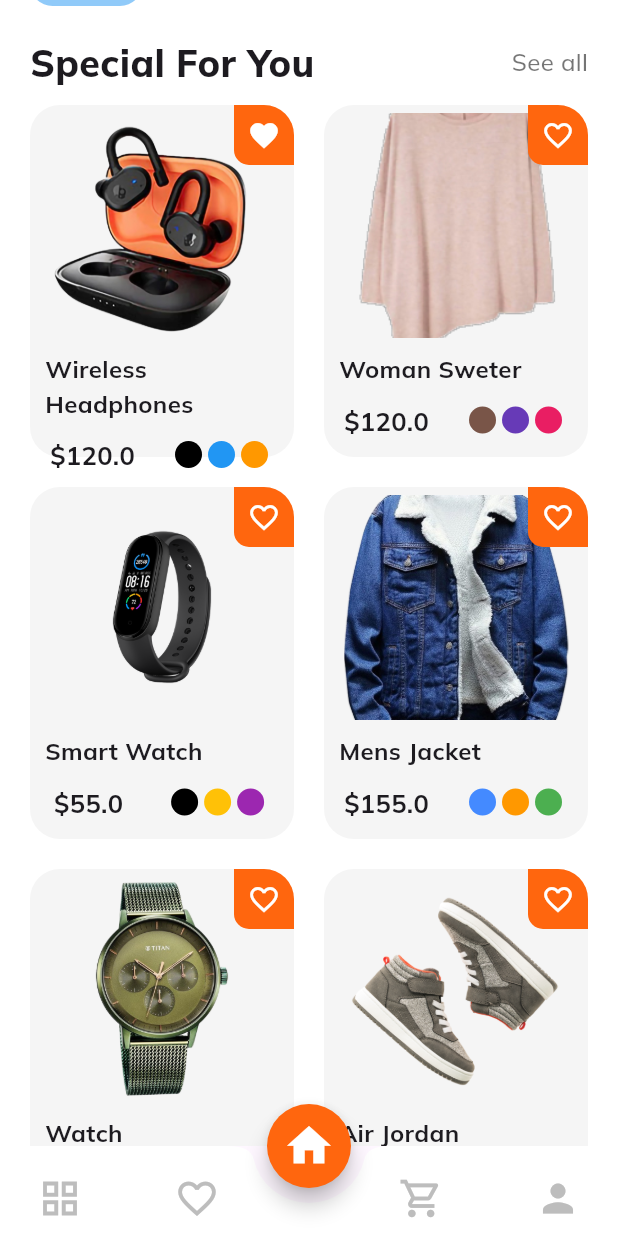
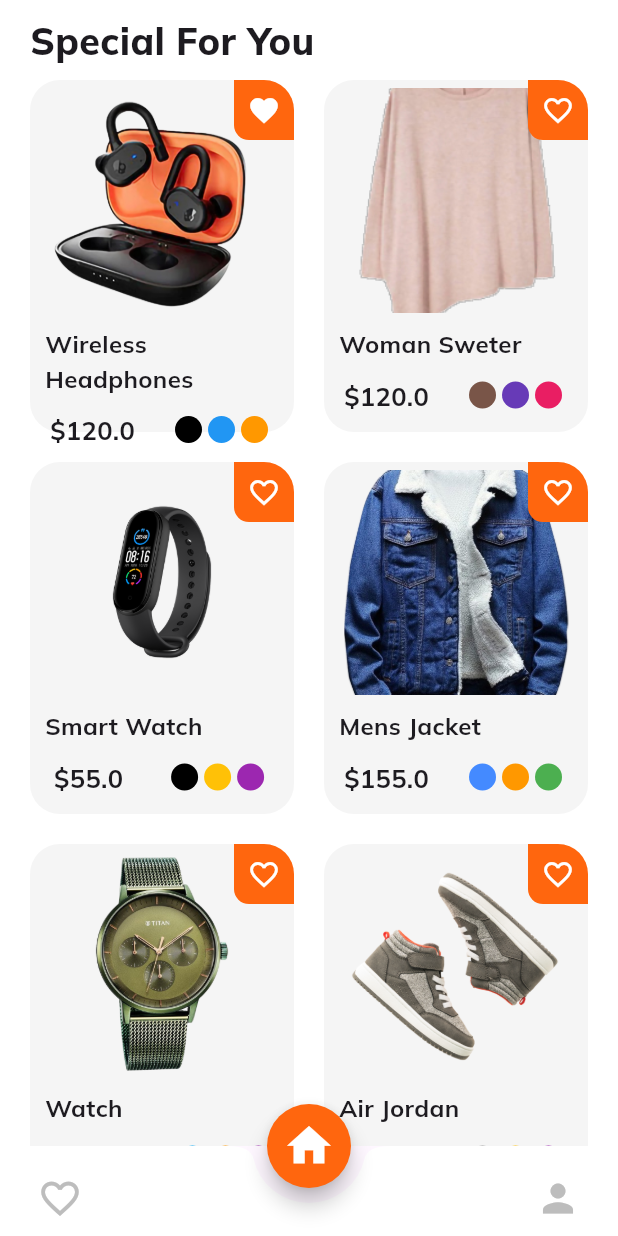
Before and after one commit to Ankitsaroj94/E-Commerce-App-flutter, a Flutter app: the screen it shows after launch, scrolled down 576 dp, after a tap on the "favorite outline" icon, on a phone screen of 412 x 824 dp. Run offline on Flutter 3.47's test engine with Material 3 defaults, Android fonts, the phone set to English and light mode, and no system bars; our stand-ins replace get, google_fonts, shared_preferences.

```diff
--- a/lib/models/category.dart
+++ b/lib/models/category.dart
@@ -18,10 +18,6 @@ final List<Category> categoriesList = [
     image: "images/shoes.png",
   ),
   Category(
-    title: "Beauty",
-    image: "images/beauty.png",
-  ),
-  Category(
     title: "Women's\nFashion",
     image: "images/image1.png",
   ),
@@ -33,4 +29,8 @@ final List<Category> categoriesList = [
     title: "Men's\nFashion",
     image: "images/men.png",
   ),
+  Category(
+    title: "Beauty",
+    image: "images/beauty.png",
+  ),
 ];
--- a/lib/screens/Favorite/favorite.dart
+++ b/lib/screens/Favorite/favorite.dart
@@ -10,7 +10,8 @@ class Favorite extends StatelessWidget {
   Widget build(BuildContext context) {
     final FavoriteController controller = Get.find<FavoriteController>();
 
-    return Scaffold(
+    return SafeArea(
+      child: Scaffold(
         backgroundColor: kcontentColor,
         appBar: AppBar(
           backgroundColor: kcontentColor,
@@ -110,6 +111,7 @@ class Favorite extends StatelessWidget {
             ],
           );
         }),
+      ),
     );
   }
 }
--- a/lib/screens/Home/Widget/image_slider.dart
+++ b/lib/screens/Home/Widget/image_slider.dart
@@ -1,13 +1,60 @@
+import 'dart:async';
 import 'package:flutter/material.dart';
 
-class ImageSlider extends StatelessWidget {
+class ImageSlider extends StatefulWidget {
   final Function(int) onChange;
   final int currentSlide;
+
   const ImageSlider({
     super.key,
     required this.currentSlide,
     required this.onChange,
   });
+
+  @override
+  _ImageSliderState createState() => _ImageSliderState();
+}
+
+class _ImageSliderState extends State<ImageSlider> {
+  final List<String> images = [
+    "images/slider.jpg",
+    "images/image1.png",
+    "images/slider3.png",
+    "images/slider.jpg",
+    "images/image1.png",
+  ];
+
+  late PageController _controller;
+  int currentIndex = 0;
+  Timer? _timer;
+
+  @override
+  void initState() {
+    super.initState();
+    _controller = PageController(initialPage: images.length * 100);
+    currentIndex = widget.currentSlide;
+    _startAutoSlide();
+  }
+
+  void _startAutoSlide() {
+    _timer = Timer.periodic(const Duration(seconds: 2), (timer) {
+      if (!mounted) return;
+      currentIndex++;
+      _controller.animateToPage(
+        currentIndex % images.length,
+        duration: const Duration(milliseconds: 300),
+        curve: Curves.easeInOut,
+      );
+      widget.onChange(currentIndex % images.length);
+    });
+  }
+
+  @override
+  void dispose() {
+    _timer?.cancel();
+    _controller.dispose();
+    super.dispose();
+  }
 
   @override
   Widget build(BuildContext context) {
@@ -18,25 +65,22 @@ class ImageSlider extends StatelessWidget {
           width: double.infinity,
           child: ClipRRect(
             borderRadius: BorderRadius.circular(15),
-            child: PageView(
-              scrollDirection: Axis.horizontal,
-              allowImplicitScrolling: true,
-              onPageChanged: onChange,
+            child: PageView.builder(
+              controller: _controller,
+              itemCount: null,
+              onPageChanged: (index) {
+                setState(() {
+                  currentIndex = index % images.length;
+                });
+                widget.onChange(currentIndex);
+              },
               physics: const ClampingScrollPhysics(),
-              children: [
-                Image.asset(
-                  "images/slider.jpg",
+              itemBuilder: (context, index) {
+                return Image.asset(
+                  images[index % images.length],
                   fit: BoxFit.cover,
-                ),
-                Image.asset(
-                  "images/image1.png",
-                  fit: BoxFit.cover,
-                ),
-                Image.asset(
-                  "images/slider3.png",
-                  fit: BoxFit.cover,
-                )
-              ],
+                );
+              },
             ),
           ),
         ),
@@ -47,20 +91,19 @@ class ImageSlider extends StatelessWidget {
             child: Row(
               mainAxisAlignment: MainAxisAlignment.center,
               children: List.generate(
-                5,
+                images.length,
                 (index) => AnimatedContainer(
-                  duration: const Duration(microseconds: 300),
-                  width: currentSlide == index ? 15 : 8,
+                  duration: const Duration(milliseconds: 300),
+                  width: currentIndex == index ? 15 : 8,
                   height: 8,
                   margin: const EdgeInsets.only(right: 3),
                   decoration: BoxDecoration(
-                      borderRadius: BorderRadius.circular(10),
-                      color: currentSlide == index
-                          ? Colors.black
-                          : Colors.transparent,
-                      border: Border.all(
-                        color: Colors.black,
-                      )),
+                    borderRadius: BorderRadius.circular(10),
+                    color: currentIndex == index
+                        ? Colors.black
+                        : Colors.transparent,
+                    border: Border.all(color: Colors.black),
+                  ),
                 ),
               ),
             ),
--- a/lib/screens/Home/home_screen.dart
+++ b/lib/screens/Home/home_screen.dart
@@ -2,6 +2,7 @@ import 'package:ecommerce_mobile_app/models/product_model.dart';
 import 'package:ecommerce_mobile_app/screens/Home/Widget/product_cart.dart';
 import 'package:ecommerce_mobile_app/screens/Home/Widget/search_bar.dart';
 import 'package:flutter/material.dart';
+import 'package:get/get.dart';
 
 import '../../models/category.dart';
 import 'Widget/home_app_bar.dart';
@@ -27,7 +28,8 @@ class _HomeScreenState extends State<HomeScreen> {
       jewelry,
       menFashion
     ];
-    return Scaffold(
+    return SafeArea(
+      child: Scaffold(
         backgroundColor: Colors.white,
         body: SingleChildScrollView(
           child: Padding(
@@ -42,6 +44,7 @@ class _HomeScreenState extends State<HomeScreen> {
                 // for search bar
                 const MySearchBAR(),
                 const SizedBox(height: 20),
+                // for images
                 ImageSlider(
                   currentSlide: currentSlider,
                   onChange: (value) {
@@ -53,6 +56,7 @@ class _HomeScreenState extends State<HomeScreen> {
                   },
                 ),
                 const SizedBox(height: 20),
+
                 // for category selection
                 categoryItems(),
 
@@ -68,23 +72,27 @@ class _HomeScreenState extends State<HomeScreen> {
                           fontWeight: FontWeight.w800,
                         ),
                       ),
-                    Text(
-                      "See all",
-                      style: TextStyle(
-                        fontWeight: FontWeight.w500,
-                        fontSize: 16,
-                        color: Colors.black54,
-                      ),
-                    ),
+                      // Text(
+                      //   "See all",
+                      //   style: TextStyle(
+                      //     fontWeight: FontWeight.w500,
+                      //     fontSize: 16,
+                      //     color: Colors.black54,
+                      //   ),
+                      // ),
                     ],
                   ),
+
                 // for shopping items
-              const SizedBox(height: 10),
-              GridView.builder(
+
+                Padding(
+                  padding: const EdgeInsets.only(top: 8.0),
+                  child: GridView.builder(
                     padding: EdgeInsets.zero,
                     physics: const NeverScrollableScrollPhysics(),
                     shrinkWrap: true,
-                gridDelegate: const SliverGridDelegateWithFixedCrossAxisCount(
+                    gridDelegate:
+                        const SliverGridDelegateWithFixedCrossAxisCount(
                             crossAxisCount: 2,
                             childAspectRatio: 0.75,
                             crossAxisSpacing: 20,
@@ -95,8 +103,10 @@ class _HomeScreenState extends State<HomeScreen> {
                         product: selectcategories[selectedIndex][index],
                       );
                     },
+                  ),
                 )
               ],
+            ),
           ),
         ),
       ),
@@ -105,7 +115,7 @@ class _HomeScreenState extends State<HomeScreen> {
 
   SizedBox categoryItems() {
     return SizedBox(
-      height: 130,
+      height: Get.height * 0.14,
       child: ListView.builder(
         scrollDirection: Axis.horizontal,
         itemCount: categoriesList.length,
@@ -128,8 +138,8 @@ class _HomeScreenState extends State<HomeScreen> {
               child: Column(
                 children: [
                   Container(
-                    height: 65,
-                    width: 65,
+                    height: Get.height * 0.07,
+                    width: Get.width * 0.2,
                     decoration: BoxDecoration(
                       shape: BoxShape.circle,
                       image: DecorationImage(
@@ -137,12 +147,14 @@ class _HomeScreenState extends State<HomeScreen> {
                           fit: BoxFit.cover),
                     ),
                   ),
-                  const SizedBox(height: 5),
-                  Text(
+                  Padding(
+                    padding: const EdgeInsets.only(top: 5.0),
+                    child: Text(
                       categoriesList[index].title,
                       style: const TextStyle(
-                      fontSize: 16,
+                        fontSize: 14,
                         fontWeight: FontWeight.bold,
+                      ),
                     ),
                   )
                 ],
--- a/lib/screens/nav_bar_screen.dart
+++ b/lib/screens/nav_bar_screen.dart
@@ -1,5 +1,4 @@
 import 'package:ecommerce_mobile_app/constants.dart';
-import 'package:ecommerce_mobile_app/screens/Cart/cart_screen.dart';
 import 'package:ecommerce_mobile_app/screens/Home/home_screen.dart';
 import 'package:ecommerce_mobile_app/screens/Profile/profile.dart';
 import 'package:flutter/material.dart';
@@ -13,12 +12,12 @@ class BottomNavBar extends StatefulWidget {
 }
 
 class _BottomNavBarState extends State<BottomNavBar> {
-  int cuttentIndex = 2;
-    List screens = const [
-    Scaffold(),
+  int cuttentIndex = 1;
+  List screens = const [
+    // Scaffold(),
     Favorite(),
     HomeScreen(),
-    CartScreen(),
+    // CartScreen(),
     Profile(),
   ];
   @override
@@ -27,8 +26,7 @@ class _BottomNavBarState extends State<BottomNavBar> {
       floatingActionButton: FloatingActionButton(
         onPressed: () {
           setState(() {
-            cuttentIndex = 2;
-
+            cuttentIndex = 1;
           });
         },
         shape: const CircleBorder(),
@@ -51,6 +49,18 @@ class _BottomNavBarState extends State<BottomNavBar> {
           mainAxisSize: MainAxisSize.max,
           mainAxisAlignment: MainAxisAlignment.spaceBetween,
           children: [
+            // IconButton(
+            //   onPressed: () {
+            //     setState(() {
+            //       cuttentIndex = 0;
+            //     });
+            //   },
+            //   icon: Icon(
+            //     Icons.grid_view_outlined,
+            //     size: 30,
+            //     color: cuttentIndex == 0 ? kprimaryColor : Colors.grey.shade400,
+            //   ),
+            // ),
             IconButton(
               onPressed: () {
                 setState(() {
@@ -58,48 +68,36 @@ class _BottomNavBarState extends State<BottomNavBar> {
                 });
               },
               icon: Icon(
-                Icons.grid_view_outlined,
+                Icons.favorite_border,
                 size: 30,
                 color: cuttentIndex == 0 ? kprimaryColor : Colors.grey.shade400,
-              ),
-            ),
-            IconButton(
-              onPressed: () {
-                setState(() {
-                  cuttentIndex = 1;
-                });
-              },
-              icon: Icon(
-                Icons.favorite_border,
-                size: 30,
-                color: cuttentIndex == 1 ? kprimaryColor : Colors.grey.shade400,
               ),
             ),
             const SizedBox(
               width: 15,
             ),
+            // IconButton(
+            //   onPressed: () {
+            //     setState(() {
+            //       cuttentIndex = 3;
+            //     });
+            //   },
+            //   icon: Icon(
+            //     Icons.shopping_cart_outlined,
+            //     size: 30,
+            //     color: cuttentIndex == 3 ? kprimaryColor : Colors.grey.shade400,
+            //   ),
+            // ),
             IconButton(
               onPressed: () {
                 setState(() {
-                  cuttentIndex = 3;
-                });
-              },
-              icon: Icon(
-                Icons.shopping_cart_outlined,
-                size: 30,
-                color: cuttentIndex == 3 ? kprimaryColor : Colors.grey.shade400,
-              ),
-            ),
-            IconButton(
-              onPressed: () {
-                setState(() {
-                  cuttentIndex = 4;
+                  cuttentIndex = 2;
                 });
               },
               icon: Icon(
                 Icons.person,
                 size: 30,
-                color: cuttentIndex == 4 ? kprimaryColor : Colors.grey.shade400,
+                color: cuttentIndex == 2 ? kprimaryColor : Colors.grey.shade400,
               ),
             ),
           ],
--- a/pubspec.yaml
+++ b/pubspec.yaml
@@ -38,6 +38,7 @@ dependencies:
   provider: ^6.1.2
   get: ^4.6.6
   shared_preferences: ^2.3.2
+  url_launcher: ^6.3.0
 
 dev_dependencies:
   flutter_test:
```
Also changed, not shown: lib/screens/Profile/profile.dart (+70 -25 lines), pubspec.lock, 6 other files. Lines whose indentation alone changed are shown as unchanged.
